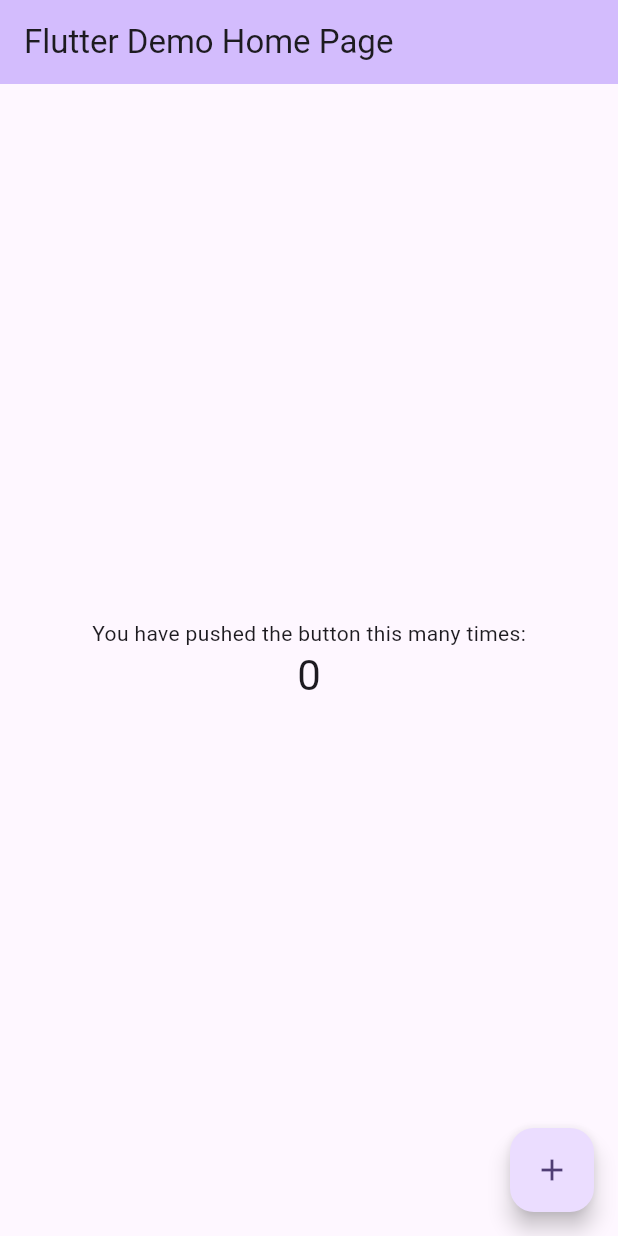
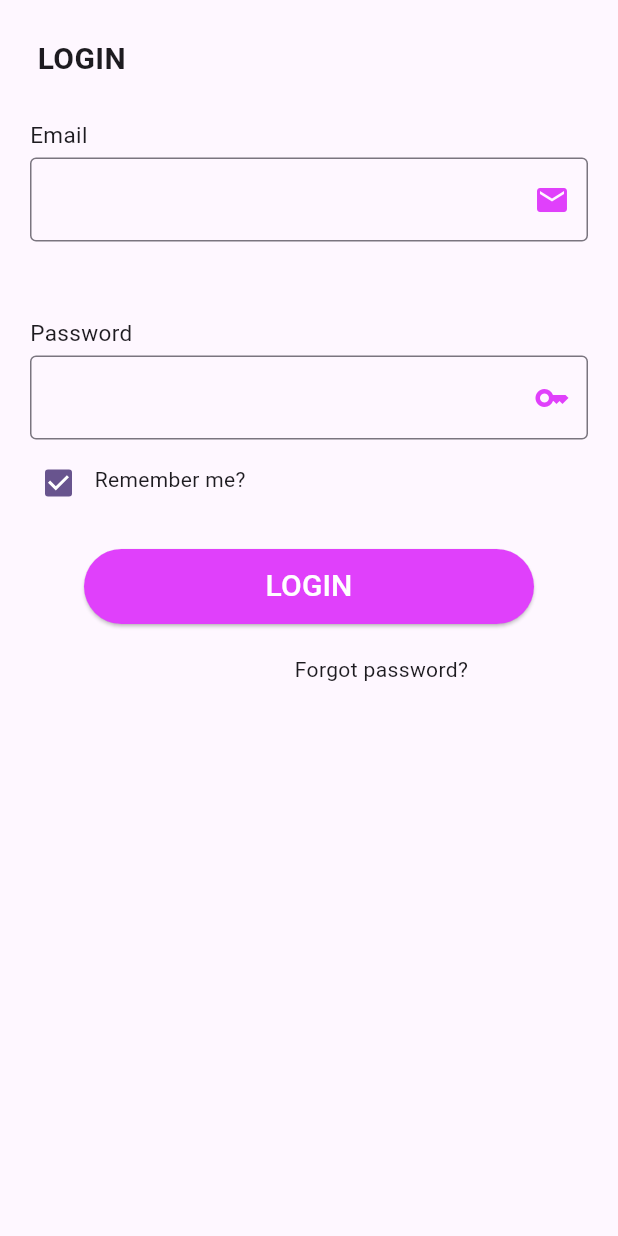
Before and after one commit to fahdAlaji/todo, a Flutter app: the screen it shows after launch, on a phone screen of 412 x 824 dp. Run offline on Flutter 3.47's test engine with Material 3 defaults, Android fonts, the phone set to English and light mode, and no system bars.

Commit message:
log in Done

```diff
--- /dev/null
+++ b/lib/Home.dart
@@ -0,0 +1,10 @@
+import 'package:flutter/material.dart';
+
+class Home extends StatelessWidget {
+  const Home({super.key});
+
+  @override
+  Widget build(BuildContext context) {
+    return const Placeholder();
+  }
+}
--- /dev/null
+++ b/lib/login.dart
@@ -0,0 +1,112 @@
+import 'package:flutter/material.dart';
+import 'package:todo/Home.dart';
+
+class Login extends StatelessWidget {
+  Login({super.key});
+  TextEditingController emailcontroller = TextEditingController();
+  TextEditingController passwordcontroller = TextEditingController();
+  @override
+  Widget build(BuildContext context) {
+    return Scaffold(
+      body: Center(
+        child: Column(
+          mainAxisAlignment: MainAxisAlignment.start,
+          children: [
+            const Row(
+              children: [
+                Padding(
+                  padding: EdgeInsets.all(25.0),
+                  child: Text(
+                    "LOGIN",
+                    style: TextStyle(fontWeight: FontWeight.bold, fontSize: 20),
+                  ),
+                ),
+              ],
+            ),
+            const Padding(
+              padding: EdgeInsets.only(left: 20, right: 20),
+              child: Row(
+                children: [
+                  Text(
+                    "Email",
+                    style: TextStyle(fontSize: 15),
+                  )
+                ],
+              ),
+            ),
+            Padding(
+              padding: const EdgeInsets.only(top: 5, left: 20, right: 20),
+              child: TextField(
+                controller: emailcontroller,
+                decoration: const InputDecoration(
+                  suffixIcon: Icon(
+                    Icons.email,
+                    color: Colors.purpleAccent,
+                  ),
+                  border: OutlineInputBorder(),
+                ),
+              ),
+            ),
+            const Padding(
+              padding: EdgeInsets.only(top: 50, left: 20, right: 20),
+              child: Row(
+                children: [
+                  Text(
+                    "Password",
+                    style: TextStyle(fontSize: 15),
+                  )
+                ],
+              ),
+            ),
+            Padding(
+              padding: const EdgeInsets.only(top: 5, left: 20, right: 20),
+              child: TextField(
+                controller: passwordcontroller,
+                decoration: const InputDecoration(
+                  suffixIcon: Icon(
+                    Icons.key,
+                    color: Colors.purpleAccent,
+                  ),
+                  border: OutlineInputBorder(),
+                ),
+              ),
+            ),
+            Row(
+              children: [
+                Padding(
+                  padding: const EdgeInsets.only(top: 5, left: 15, right: 0),
+                  child: Checkbox(value: true, onChanged: (value) {}),
+                ),
+                const Text('Remember me?')
+              ],
+            ),
+             Padding(
+              padding: const EdgeInsets.only(left: 50,right: 50,top: 20,),
+              child: SizedBox(
+                  width: 300,
+                  height: 50,
+                  child: ElevatedButton(style: const ButtonStyle(backgroundColor:MaterialStatePropertyAll(Colors.purpleAccent)),
+                    onPressed: () {
+                      Navigator.push(
+                        context,
+                        MaterialPageRoute(builder: (context) => const Home()),
+                      );
+                    },
+                    child: const Text("LOGIN",style: TextStyle(color: Colors.white,fontSize: 20),),
+                  )),
+            ),
+            const Row(mainAxisAlignment: MainAxisAlignment.end,
+              children: [
+                Padding(
+                  padding: EdgeInsets.only( top: 20,left: 20,bottom: 50,right: 100),
+                  child: Text("Forgot password?"),
+                ),
+              ],
+            ),
+
+          ],
+        ),
+      ),
+    );
+  }
+}
--- a/lib/main.dart
+++ b/lib/main.dart
@@ -1,4 +1,5 @@
 import 'package:flutter/material.dart';
+import 'package:todo/login.dart';
 
 void main() {
   runApp(const MyApp());
@@ -31,7 +32,7 @@ class MyApp extends StatelessWidget {
         colorScheme: ColorScheme.fromSeed(seedColor: Colors.deepPurple),
         useMaterial3: true,
       ),
-      home: const MyHomePage(title: 'Flutter Demo Home Page'),
+      home: Login()
     );
   }
 }
```
